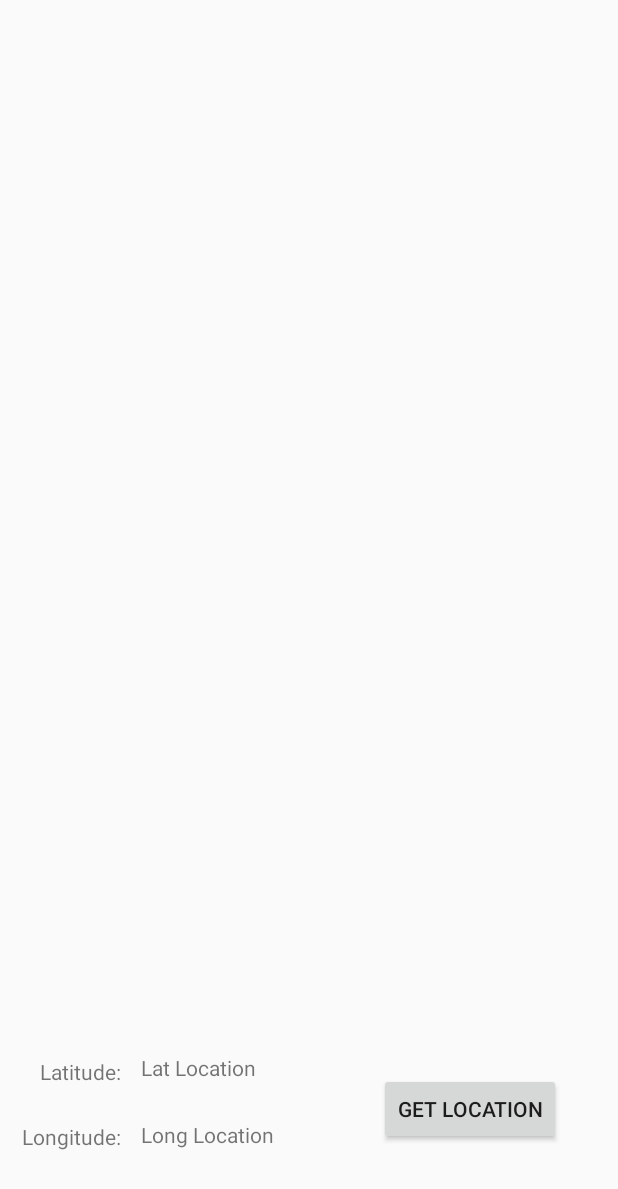
After one commit to cha-boy-nate/Tenda, an Android app: the LocationActivity screen opened directly, with no data from a screen before it, on a phone screen of 412 x 824 dp. The commit adds this screen. Shown: the top 1189 px of the screen. Run offline under Robolectric (Android 15) with nearby library versions, the phone set to English and light mode, and no system bars.

Commit message:
gets long/lat but no map integration yet

```diff
--- a/TendaAndroid/app/build.gradle
+++ b/TendaAndroid/app/build.gradle
@@ -19,7 +19,7 @@ android {
 }
 
 dependencies {
-    implementation fileTree(dir: 'libs', include: ['*.jar'])
+    implementation fileTree(include: ['*.jar'], dir: 'libs')
     implementation 'com.android.support:appcompat-v7:28.0.0'
     implementation 'com.android.support:design:28.0.0'
     implementation 'com.android.support.constraint:constraint-layout:1.1.3'
@@ -28,4 +28,6 @@ dependencies {
     androidTestImplementation 'com.android.support.test.espresso:espresso-core:3.0.2'
     implementation 'com.android.support:design:28.0.0'
     implementation 'com.android.volley:volley:1.1.0'
+    implementation 'com.google.android.gms:play-services-location:16.0.0'
+    implementation 'com.google.android.gms:play-services-maps:16.1.0'
 }
--- /dev/null
+++ b/TendaAndroid/app/src/main/java/com/example/tendatesting/LocationActivity.java
@@ -0,0 +1,62 @@
+package com.example.tendatesting;
+
+import android.Manifest;
+import android.content.Intent;
+import android.content.pm.PackageManager;
+import android.location.Location;
+import android.support.v4.app.ActivityCompat;
+import android.support.v7.app.AppCompatActivity;
+import android.os.Bundle;
+import android.view.View;
+import android.widget.Button;
+import android.widget.TextView;
+
+import com.google.android.gms.location.FusedLocationProviderClient;
+import com.google.android.gms.location.LocationServices;
+import com.google.android.gms.tasks.OnSuccessListener;
+
+import static android.Manifest.permission.ACCESS_FINE_LOCATION;
+
+public class LocationActivity extends AppCompatActivity {
+
+    private FusedLocationProviderClient client;
+
+
+    @Override
+    protected void onCreate(Bundle savedInstanceState) {
+        super.onCreate(savedInstanceState);
+        setContentView(R.layout.activity_location);
+
+        requestPermission();
+
+        client = LocationServices.getFusedLocationProviderClient(this);
+
+        Button button = findViewById(R.id.getLocation);
+        button.setOnClickListener(new View.OnClickListener() {
+            @Override
+            public void onClick(View view) {
+                if (ActivityCompat.checkSelfPermission(LocationActivity.this, ACCESS_FINE_LOCATION) != PackageManager.PERMISSION_GRANTED) {
+
+                    return;
+                }
+                client.getLastLocation().addOnSuccessListener(LocationActivity.this, new OnSuccessListener<Location>() {
+                    @Override
+                    public void onSuccess(Location location) {
+
+                        if(location!=null){
+                            TextView latTextView  = findViewById(R.id.lat_location);
+                            TextView longTextView = findViewById(R.id.long_location);
+                            latTextView.setText(Double.toString(location.getLatitude()));
+                            longTextView.setText(Double.toString(location.getLongitude()));
+
+                        }
+
+                    }
+                });
+            }
+        });
+    }
+    private void requestPermission(){
+        ActivityCompat.requestPermissions(this, new String[]{ACCESS_FINE_LOCATION},1);
+    }
+}
--- /dev/null
+++ b/TendaAndroid/app/src/main/res/layout/activity_location.xml
@@ -0,0 +1,69 @@
+<?xml version="1.0" encoding="utf-8"?>
+<android.support.constraint.ConstraintLayout xmlns:android="http://schemas.android.com/apk/res/android"
+    xmlns:app="http://schemas.android.com/apk/res-auto"
+    xmlns:tools="http://schemas.android.com/tools"
+    android:layout_width="match_parent"
+    android:layout_height="match_parent"
+    tools:context=".LocationActivity">
+
+    <Button
+        android:id="@+id/getLocation"
+        android:layout_width="wrap_content"
+        android:layout_height="wrap_content"
+        android:text="get location"
+        app:layout_constraintBottom_toBottomOf="parent"
+        app:layout_constraintEnd_toEndOf="parent"
+        app:layout_constraintHorizontal_bias="0.87"
+        app:layout_constraintStart_toStartOf="parent"
+        app:layout_constraintTop_toTopOf="parent"
+        app:layout_constraintVertical_bias="0.922" />
+
+    <TextView
+        android:id="@+id/long_location"
+        android:layout_width="wrap_content"
+        android:layout_height="wrap_content"
+        android:text="Long Location"
+        app:layout_constraintBottom_toBottomOf="parent"
+        app:layout_constraintEnd_toEndOf="parent"
+        app:layout_constraintHorizontal_bias="0.291"
+        app:layout_constraintStart_toStartOf="parent"
+        app:layout_constraintTop_toTopOf="parent"
+        app:layout_constraintVertical_bias="0.928" />
+
+    <TextView
+        android:id="@+id/lat_location"
+        android:layout_width="wrap_content"
+        android:layout_height="wrap_content"
+        android:text="Lat Location"
+        app:layout_constraintBottom_toBottomOf="parent"
+        app:layout_constraintEnd_toEndOf="parent"
+        app:layout_constraintHorizontal_bias="0.28"
+        app:layout_constraintStart_toStartOf="parent"
+        app:layout_constraintTop_toTopOf="parent"
+        app:layout_constraintVertical_bias="0.872" />
+
+    <TextView
+        android:id="@+id/textView4"
+        android:layout_width="wrap_content"
+        android:layout_height="22dp"
+        android:text="Longitude:    "
+        app:layout_constraintBottom_toBottomOf="parent"
+        app:layout_constraintEnd_toStartOf="@+id/long_location"
+        app:layout_constraintHorizontal_bias="1.0"
+        app:layout_constraintStart_toStartOf="parent"
+        app:layout_constraintTop_toTopOf="parent"
+        app:layout_constraintVertical_bias="0.933" />
+
+    <TextView
+        android:id="@+id/textView5"
+        android:layout_width="wrap_content"
+        android:layout_height="18dp"
+        android:text="Latitude:    "
+        app:layout_constraintBottom_toBottomOf="parent"
+        app:layout_constraintEnd_toStartOf="@+id/lat_location"
+        app:layout_constraintHorizontal_bias="1.0"
+        app:layout_constraintStart_toStartOf="parent"
+        app:layout_constraintTop_toTopOf="parent"
+        app:layout_constraintVertical_bias="0.874" />
+
+</android.support.constraint.ConstraintLayout>
--- a/TendaAndroid/app/src/main/res/layout/fragment_account.xml
+++ b/TendaAndroid/app/src/main/res/layout/fragment_account.xml
@@ -2,14 +2,14 @@
 <RelativeLayout xmlns:android="http://schemas.android.com/apk/res/android"
     android:layout_width="match_parent"
     android:layout_height="match_parent"
-    android:background="@android:color/holo_purple">
+    android:background="@color/Background">
 
     <TextView
         android:layout_width="wrap_content"
         android:layout_height="wrap_content"
+        android:layout_centerInParent="true"
         android:text="Account Information"
-        android:textSize="30sp"
-        android:layout_centerInParent="true"/>
+        android:textSize="30sp" />
 
 
 </RelativeLayout>
--- a/TendaAndroid/app/src/main/res/layout/fragment_event_join.xml
+++ b/TendaAndroid/app/src/main/res/layout/fragment_event_join.xml
@@ -2,14 +2,14 @@
 <RelativeLayout xmlns:android="http://schemas.android.com/apk/res/android"
     android:layout_width="match_parent"
     android:layout_height="match_parent"
-    android:background="@android:color/holo_green_light">
+    android:background="@color/Background">
 
     <TextView
         android:layout_width="wrap_content"
         android:layout_height="wrap_content"
+        android:layout_centerInParent="true"
         android:text="Join Event"
-        android:textSize="30sp"
-        android:layout_centerInParent="true"/>
+        android:textSize="30sp" />
 
 
 </RelativeLayout>
--- a/TendaAndroid/app/src/main/res/layout/fragment_info.xml
+++ b/TendaAndroid/app/src/main/res/layout/fragment_info.xml
@@ -2,14 +2,14 @@
 <RelativeLayout xmlns:android="http://schemas.android.com/apk/res/android"
     android:layout_width="match_parent"
     android:layout_height="match_parent"
-    android:background="@android:color/holo_orange_dark">
+    android:background="@color/Background">
 
     <TextView
         android:layout_width="wrap_content"
         android:layout_height="wrap_content"
+        android:layout_centerInParent="true"
         android:text="About"
-        android:textSize="30sp"
-        android:layout_centerInParent="true"/>
+        android:textSize="30sp" />
 
 
 </RelativeLayout>
--- a/TendaAndroid/app/src/main/res/layout/fragment_report.xml
+++ b/TendaAndroid/app/src/main/res/layout/fragment_report.xml
@@ -2,14 +2,14 @@
 <RelativeLayout xmlns:android="http://schemas.android.com/apk/res/android"
     android:layout_width="match_parent"
     android:layout_height="match_parent"
-    android:background="@android:color/holo_blue_dark">
+    android:background="@color/Background">
 
     <TextView
         android:layout_width="wrap_content"
         android:layout_height="wrap_content"
+        android:layout_centerInParent="true"
         android:text="Report"
-        android:textSize="30sp"
-        android:layout_centerInParent="true"/>
+        android:textSize="30sp" />
 
 
 </RelativeLayout>
--- a/TendaAndroid/app/src/main/res/values/colors.xml
+++ b/TendaAndroid/app/src/main/res/values/colors.xml
@@ -6,4 +6,5 @@
     <color name="colorText">#ffffff</color>
     <color name="colorPrimaryDark2">#106991</color>
     <color name="colorPrimary2">#1984b4</color>
+    <color name="Background">#E6E6E6</color>
 </resources>
```
Also changed, not shown: TendaAndroid/app/src/main/AndroidManifest.xml (+8 -5 lines), TendaAndroid/app/src/main/java/com/example/tendatesting/EventFragment.java (+20 -1 lines), TendaAndroid/app/src/main/java/com/example/tendatesting/LoginActivity.java (+72 -4 lines), TendaAndroid/app/src/main/res/layout/activity_login.xml (+25 -24 lines), TendaAndroid/app/src/main/res/layout/fragment_event.xml (+12 -3 lines).
